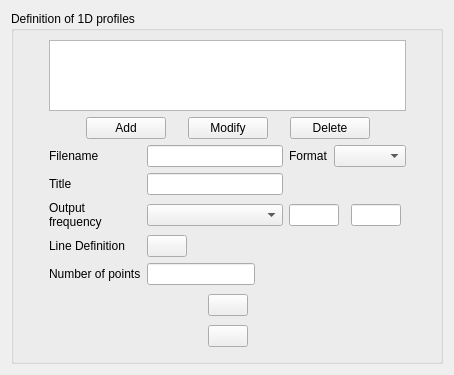
code-saturne/code_saturne, file gui/Pages/ProfilesForm.ui: the form before one commit.
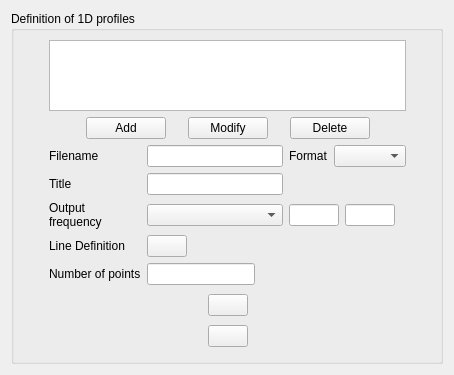
The form after the commit. Icons and pictures are not drawn.

Commit message: GUI: fix layout for visibility of profile format.

Patch:
```diff
--- a/gui/Pages/ProfilesForm.ui
+++ b/gui/Pages/ProfilesForm.ui
@@ -13,13 +13,13 @@
   <property name="windowTitle">
    <string>Form</string>
   </property>
-  <layout class="QGridLayout" name="gridLayout_5">
+  <layout class="QGridLayout" name="gridLayout_4">
    <item row="0" column="0">
     <widget class="QGroupBox" name="groupBox">
      <property name="title">
       <string>Definition of 1D profiles</string>
      </property>
-     <layout class="QGridLayout" name="gridLayout_4">
+     <layout class="QGridLayout" name="gridLayout_3">
       <item row="0" column="1">
        <widget class="QTreeView" name="treeViewProfile">
         <property name="indentation">
@@ -136,8 +136,8 @@
         </property>
        </spacer>
       </item>
-      <item row="2" column="1" rowspan="2">
-       <layout class="QGridLayout" name="gridLayout_3">
+      <item row="2" column="1">
+       <layout class="QGridLayout" name="gridLayout_2">
         <item row="0" column="0" colspan="3">
          <layout class="QGridLayout" name="gridLayout">
           <item row="0" column="0">
@@ -186,6 +186,8 @@
            <widget class="QComboBox" name="comboBoxFreq"/>
           </item>
           <item row="2" column="2">
+           <layout class="QHBoxLayout" name="horizontalLayoutFormat">
+            <item>
            <widget class="QLineEdit" name="lineEditFreq">
             <property name="maximumSize">
              <size>
@@ -195,7 +197,7 @@
             </property>
            </widget>
           </item>
-          <item row="2" column="3">
+            <item>
            <widget class="QLineEdit" name="lineEditFreqTime">
             <property name="maximumSize">
              <size>
@@ -205,6 +207,21 @@
             </property>
            </widget>
           </item>
+            <item>
+             <spacer name="horizontalSpacer">
+              <property name="orientation">
+               <enum>Qt::Horizontal</enum>
+              </property>
+              <property name="sizeHint" stdset="0">
+               <size>
+                <width>0</width>
+                <height>20</height>
+               </size>
+              </property>
+             </spacer>
+            </item>
+           </layout>
+          </item>
           <item row="3" column="0">
            <widget class="QLabel" name="label_3">
             <property name="text">
@@ -246,7 +263,7 @@
             </item>
            </layout>
           </item>
-          <item row="3" column="2" colspan="2">
+          <item row="3" column="2">
            <spacer name="spacer">
             <property name="orientation">
              <enum>Qt::Horizontal</enum>
@@ -286,7 +303,7 @@
             </item>
            </layout>
           </item>
-          <item row="4" column="2" colspan="2">
+          <item row="4" column="2">
            <spacer name="spacer_2">
             <property name="orientation">
              <enum>Qt::Horizontal</enum>
@@ -404,7 +421,7 @@
         </item>
        </layout>
       </item>
-      <item row="3" column="2">
+      <item row="2" column="2">
        <spacer>
         <property name="orientation">
          <enum>Qt::Horizontal</enum>
```
Left out of the diff: 8 changed lines with no effect on the pictures. Lines whose indentation alone changed are shown as unchanged.
